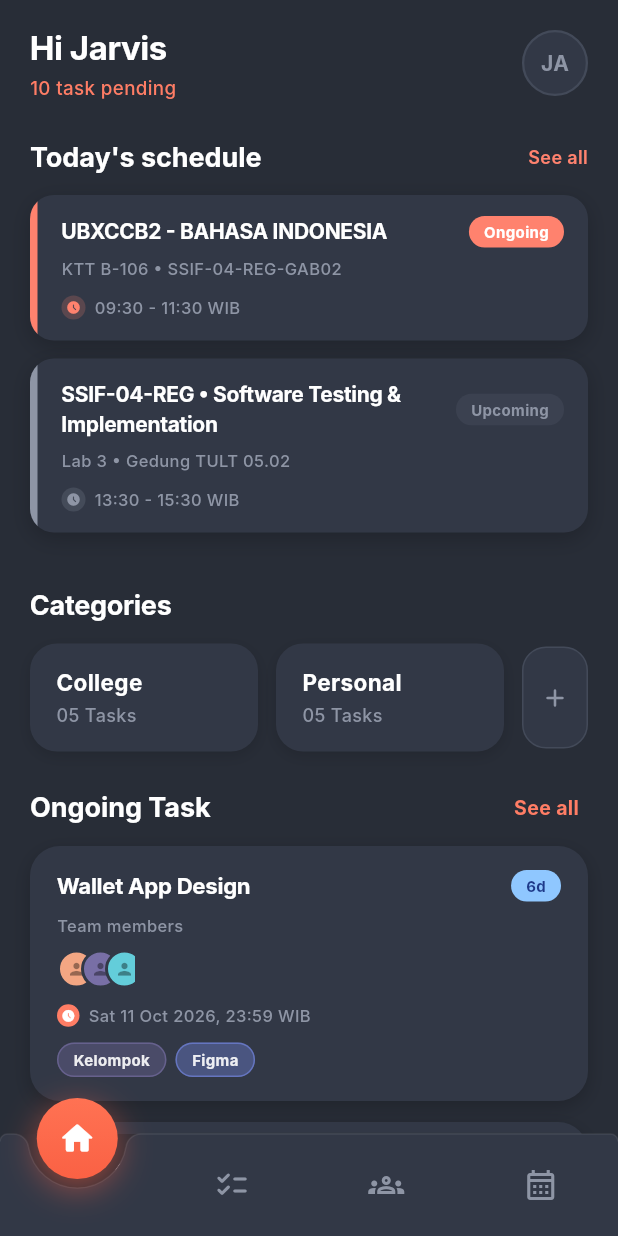
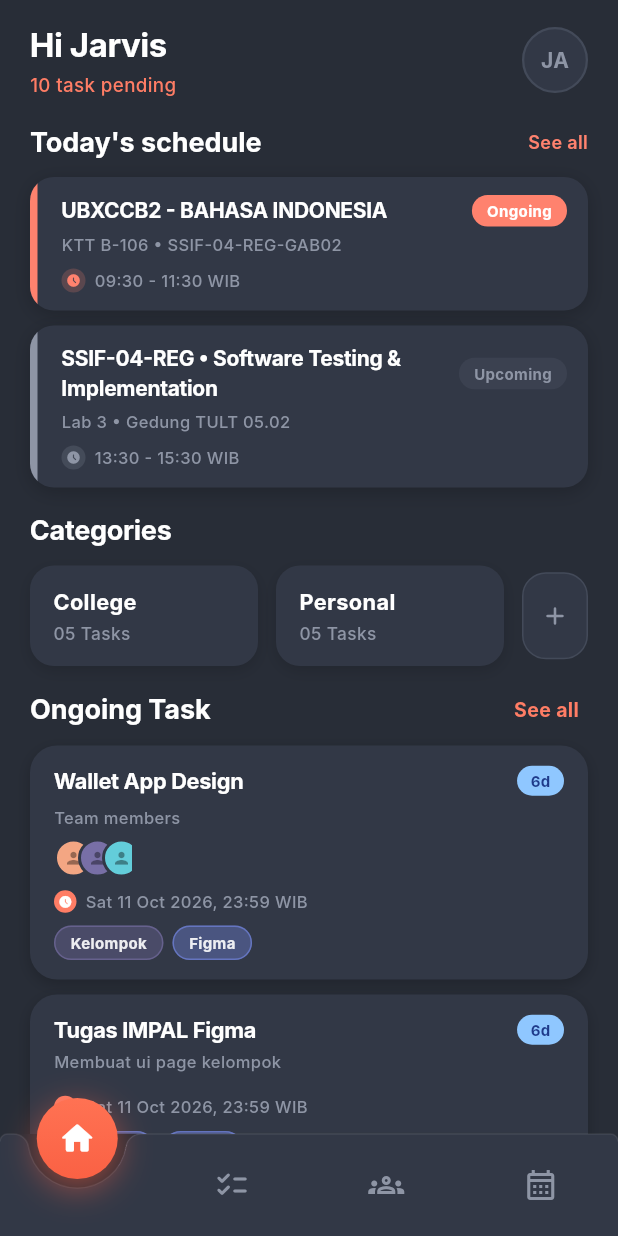
Before and after one commit to Pvsudbd/Impal-02-07, a Flutter app: the HomePage screen opened directly, on a phone screen of 412 x 824 dp. Run offline on Flutter 3.47's test engine with Material 3 defaults, Android fonts, the phone set to English and light mode, and no system bars; our stand-ins replace shared_preferences; accounts and stored records are empty; Roboto replaces fonts that are missing (Inter).

Commit message:
style: tighten spacing on home dashboard to match design system

```diff
--- a/frontend/lib/presentation/features/dashboard/home_page.dart
+++ b/frontend/lib/presentation/features/dashboard/home_page.dart
@@ -187,15 +187,15 @@ class _HomePageState extends State<HomePage> {
       physics: const AlwaysScrollableScrollPhysics(),
       slivers: [
         SliverPadding(
-          padding: const EdgeInsets.fromLTRB(20, 16, 20, 110),
+          padding: const EdgeInsets.fromLTRB(20, 14, 20, 96),
           sliver: SliverList(
             delegate: SliverChildListDelegate([
               _buildHeader(),
-              const SizedBox(height: 24),
+              const SizedBox(height: 16),
               _buildTodayScheduleSection(),
-              const SizedBox(height: 24),
+              const SizedBox(height: 16),
               _buildCategoriesSection(),
-              const SizedBox(height: 24),
+              const SizedBox(height: 16),
               _buildOngoingTaskSection(),
             ]),
           ),
@@ -366,12 +366,14 @@ class _HomePageState extends State<HomePage> {
               ? todayList.take(2).toList()
               : repoSchedules.take(2).toList();
 
-          for (final s in itemsToShow) {
-            cards.add(_buildRepoScheduleCard(s));
+          for (int i = 0; i < itemsToShow.length; i++) {
+            final isLast = i == itemsToShow.length - 1;
+            cards.add(_buildRepoScheduleCard(itemsToShow[i], isLast: isLast));
           }
         } else {
-          for (final s in _schedules) {
-            cards.add(_buildScheduleCard(s));
+          for (int i = 0; i < _schedules.length; i++) {
+            final isLast = i == _schedules.length - 1;
+            cards.add(_buildScheduleCard(_schedules[i], isLast: isLast));
           }
         }
 
@@ -407,7 +409,7 @@ class _HomePageState extends State<HomePage> {
                 ),
               ],
             ),
-            const SizedBox(height: 12),
+            const SizedBox(height: 10),
             ...cards,
           ],
         );
@@ -415,11 +417,11 @@ class _HomePageState extends State<HomePage> {
     );
   }
 
-  Widget _buildRepoScheduleCard(ScheduleModel schedule) {
+  Widget _buildRepoScheduleCard(ScheduleModel schedule, {bool isLast = false}) {
     return GestureDetector(
       onTap: () => _onTabSelected(3),
       child: Container(
-        margin: const EdgeInsets.only(bottom: 12),
+        margin: EdgeInsets.only(bottom: isLast ? 0 : 10),
         width: double.infinity,
         decoration: BoxDecoration(
           color: const Color(0xFF323846),
@@ -427,8 +429,8 @@ class _HomePageState extends State<HomePage> {
           boxShadow: const [
             BoxShadow(
               color: Color(0x33000000),
-              blurRadius: 12,
-              offset: Offset(0, 4),
+              blurRadius: 10,
+              offset: Offset(0, 3),
             ),
           ],
         ),
@@ -443,7 +445,7 @@ class _HomePageState extends State<HomePage> {
               ),
               Expanded(
                 child: Padding(
-                  padding: const EdgeInsets.symmetric(horizontal: 16, vertical: 14),
+                  padding: const EdgeInsets.fromLTRB(16, 12, 14, 12),
                   child: Column(
                     crossAxisAlignment: CrossAxisAlignment.start,
                     children: [
@@ -487,7 +489,7 @@ class _HomePageState extends State<HomePage> {
                         ],
                       ),
                       if (schedule.location != null && schedule.location!.isNotEmpty) ...[
-                        const SizedBox(height: 6),
+                        const SizedBox(height: 4),
                         Text(
                           schedule.location!,
                           style: const TextStyle(
@@ -498,7 +500,7 @@ class _HomePageState extends State<HomePage> {
                           ),
                         ),
                       ],
-                      const SizedBox(height: 10),
+                      const SizedBox(height: 8),
                       Row(
                         children: [
                           Container(
@@ -538,11 +540,11 @@ class _HomePageState extends State<HomePage> {
     );
   }
 
-  Widget _buildScheduleCard(ScheduleItem schedule) {
+  Widget _buildScheduleCard(ScheduleItem schedule, {bool isLast = false}) {
     return GestureDetector(
       onTap: () => _onTabSelected(3),
       child: Container(
-        margin: const EdgeInsets.only(bottom: 12),
+        margin: EdgeInsets.only(bottom: isLast ? 0 : 10),
         width: double.infinity,
       decoration: BoxDecoration(
         color: const Color(0xFF323846),
@@ -550,8 +552,8 @@ class _HomePageState extends State<HomePage> {
         boxShadow: const [
           BoxShadow(
             color: Color(0x33000000),
-            blurRadius: 12,
-            offset: Offset(0, 4),
+            blurRadius: 10,
+            offset: Offset(0, 3),
           ),
         ],
       ),
@@ -568,7 +570,7 @@ class _HomePageState extends State<HomePage> {
             // Card Content
             Expanded(
               child: Padding(
-                padding: const EdgeInsets.symmetric(horizontal: 16, vertical: 14),
+                padding: const EdgeInsets.fromLTRB(16, 12, 14, 12),
                 child: Column(
                   crossAxisAlignment: CrossAxisAlignment.start,
                   children: [
@@ -608,7 +610,7 @@ class _HomePageState extends State<HomePage> {
                         ),
                       ],
                     ),
-                    const SizedBox(height: 6),
+                    const SizedBox(height: 4),
                     // Location info
                     Text(
                       schedule.location,
@@ -619,7 +621,7 @@ class _HomePageState extends State<HomePage> {
                         fontWeight: FontWeight.w500,
                       ),
                     ),
-                    const SizedBox(height: 10),
+                    const SizedBox(height: 8),
                     // Time with Clock Icon
                     Row(
                       children: [
@@ -675,7 +677,7 @@ class _HomePageState extends State<HomePage> {
             letterSpacing: -0.2,
           ),
         ),
-        const SizedBox(height: 12),
+        const SizedBox(height: 10),
         Row(
           children: [
             ..._categories.map((cat) {
@@ -697,7 +699,7 @@ class _HomePageState extends State<HomePage> {
                 },
                 child: Container(
                   width: 44,
-                  height: 68,
+                  height: 58,
                   decoration: BoxDecoration(
                     color: const Color(0xFF323846),
                     borderRadius: BorderRadius.circular(16),
@@ -722,13 +724,13 @@ class _HomePageState extends State<HomePage> {
     return Material(
       color: Colors.transparent,
       child: InkWell(
-        borderRadius: BorderRadius.circular(18),
+        borderRadius: BorderRadius.circular(16),
         onTap: () => _onCategorySelected(category.name),
         child: Container(
-          padding: const EdgeInsets.symmetric(horizontal: 16, vertical: 14),
+          padding: const EdgeInsets.symmetric(horizontal: 14, vertical: 12),
           decoration: BoxDecoration(
             color: isSelected ? const Color(0xFF3D4556) : const Color(0xFF323846),
-            borderRadius: BorderRadius.circular(18),
+            borderRadius: BorderRadius.circular(16),
             border: Border.all(
               color: isSelected ? const Color(0xFFFF7D65) : Colors.transparent,
               width: 1.5,
@@ -748,7 +750,7 @@ class _HomePageState extends State<HomePage> {
                 category.name,
                 style: const TextStyle(
                   color: Colors.white,
-                  fontSize: 15,
+                  fontSize: 14.5,
                   fontFamily: 'Inter',
                   fontWeight: FontWeight.w700,
                 ),
@@ -758,7 +760,7 @@ class _HomePageState extends State<HomePage> {
                 category.count,
                 style: const TextStyle(
                   color: Color(0xFF8E95A5),
-                  fontSize: 12,
+                  fontSize: 11.5,
                   fontFamily: 'Inter',
                   fontWeight: FontWeight.w500,
                 ),
@@ -809,9 +811,9 @@ class _HomePageState extends State<HomePage> {
             ),
           ],
         ),
-        const SizedBox(height: 12),
+        const SizedBox(height: 10),
         ..._tasks.map((task) => Padding(
-              padding: const EdgeInsets.only(bottom: 14),
+              padding: const EdgeInsets.only(bottom: 10),
               child: RepaintBoundary(child: _buildTaskCard(task)),
             )),
       ],
@@ -821,15 +823,15 @@ class _HomePageState extends State<HomePage> {
   Widget _buildTaskCard(TaskItem task) {
     return Container(
       width: double.infinity,
-      padding: const EdgeInsets.symmetric(horizontal: 18, vertical: 16),
+      padding: const EdgeInsets.symmetric(horizontal: 16, vertical: 13),
       decoration: BoxDecoration(
         color: const Color(0xFF323846),
-        borderRadius: BorderRadius.circular(20),
+        borderRadius: BorderRadius.circular(18),
         boxShadow: const [
           BoxShadow(
             color: Color(0x33000000),
-            blurRadius: 10,
-            offset: Offset(0, 4),
+            blurRadius: 8,
+            offset: Offset(0, 3),
           ),
         ],
       ),
@@ -846,7 +848,7 @@ class _HomePageState extends State<HomePage> {
                   task.title,
                   style: const TextStyle(
                     color: Colors.white,
-                    fontSize: 14.8,
+                    fontSize: 14.5,
                     fontFamily: 'Inter',
                     fontWeight: FontWeight.w700,
                     letterSpacing: -0.2,
@@ -855,7 +857,7 @@ class _HomePageState extends State<HomePage> {
               ),
               const SizedBox(width: 8),
               Container(
-                padding: const EdgeInsets.symmetric(horizontal: 10, vertical: 3.5),
+                padding: const EdgeInsets.symmetric(horizontal: 9, vertical: 3),
                 decoration: BoxDecoration(
                   color: task.dueColor,
                   borderRadius: BorderRadius.circular(999),
@@ -875,7 +877,7 @@ class _HomePageState extends State<HomePage> {
 
           // Subtitle if available
           if (task.subtitle != null) ...[
-            const SizedBox(height: 4),
+            const SizedBox(height: 3),
             Text(
               task.subtitle!,
               style: const TextStyle(
@@ -889,7 +891,7 @@ class _HomePageState extends State<HomePage> {
 
           // Team members label if members exist
           if (task.members != null && task.members!.isNotEmpty) ...[
-            const SizedBox(height: 8),
+            const SizedBox(height: 6),
             const Text(
               'Team members',
               style: TextStyle(
@@ -901,7 +903,7 @@ class _HomePageState extends State<HomePage> {
             ),
           ],
 
-          const SizedBox(height: 8),
+          const SizedBox(height: 6),
 
           // Row 2: Avatars / Progress & Deadline
           Row(
@@ -917,14 +919,14 @@ class _HomePageState extends State<HomePage> {
               // Circular Progress Indicator (if task has progress e.g. 76%)
               if (task.progress != null)
                 SizedBox(
-                  width: 44,
-                  height: 44,
+                  width: 38,
+                  height: 38,
                   child: Stack(
                     alignment: Alignment.center,
                     children: [
                       CircularProgressIndicator(
                         value: task.progress,
-                        strokeWidth: 3.5,
+                        strokeWidth: 3.0,
                         backgroundColor: const Color(0xFF282D37),
                         valueColor: const AlwaysStoppedAnimation<Color>(Color(0xFF60A5FA)),
                       ),
@@ -943,7 +945,7 @@ class _HomePageState extends State<HomePage> {
             ],
           ),
 
-          const SizedBox(height: 10),
+          const SizedBox(height: 8),
 
           // Deadline Row with Clock
           Row(
@@ -975,7 +977,7 @@ class _HomePageState extends State<HomePage> {
             ],
           ),
 
-          const SizedBox(height: 10),
+          const SizedBox(height: 8),
 
           // Tags Row
           Wrap(
```
